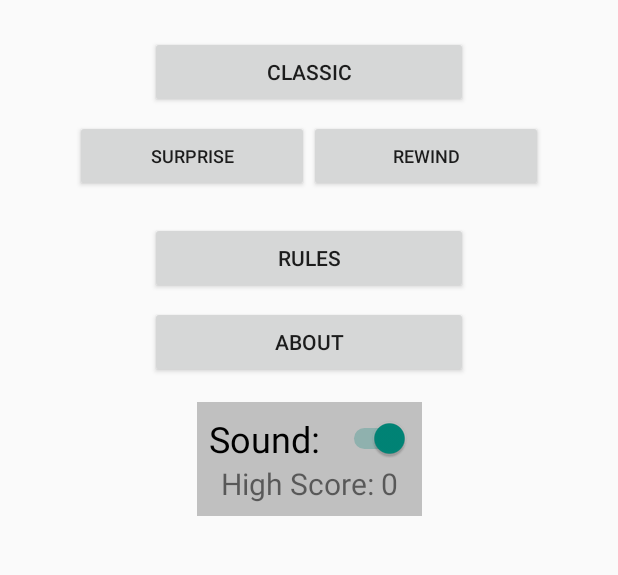
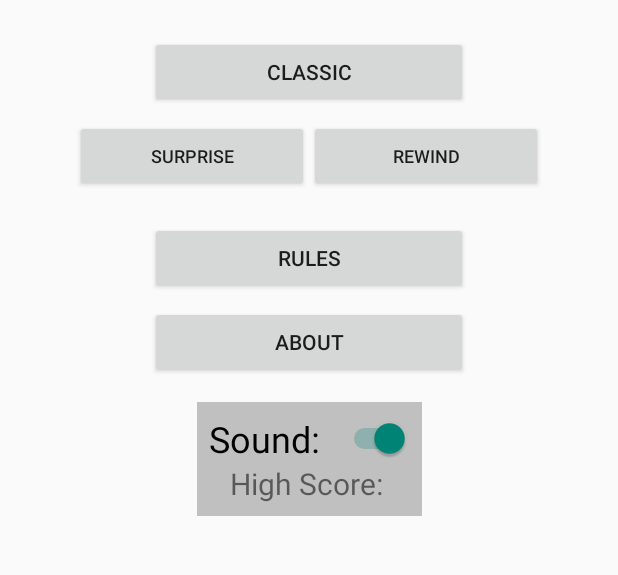
Before and after one commit to bnlake/SimonGame, an Android app: the screen it shows after launch (MainActivity), on a phone screen of 412 x 824 dp, the part 251-826 px from its top. Run offline under Robolectric (Android 15) with nearby library versions, the phone set to English and light mode, and no system bars.

Commit message:
Removing high score from MainActivity

```diff
--- a/app/src/main/java/com/csci4020/simon/MainActivity.java
+++ b/app/src/main/java/com/csci4020/simon/MainActivity.java
@@ -42,8 +42,6 @@ public class MainActivity extends Activity
             }
         });
 
-        ((TextView) findViewById(R.id.textview_high_score)).setText("High Score: " + highScore);
-
         findViewById(R.id.button_classic).setOnClickListener(new View.OnClickListener() {
             @Override
             public void onClick(View v) {
```
